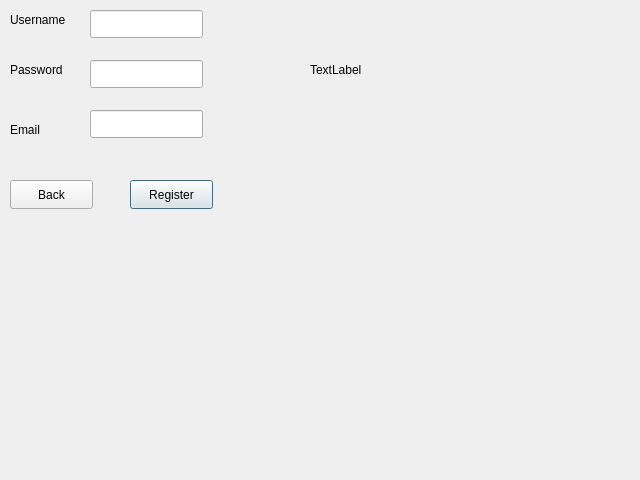
Old version of the form src/client/register.ui in the repository Eric-dot-png/Project-OOM.
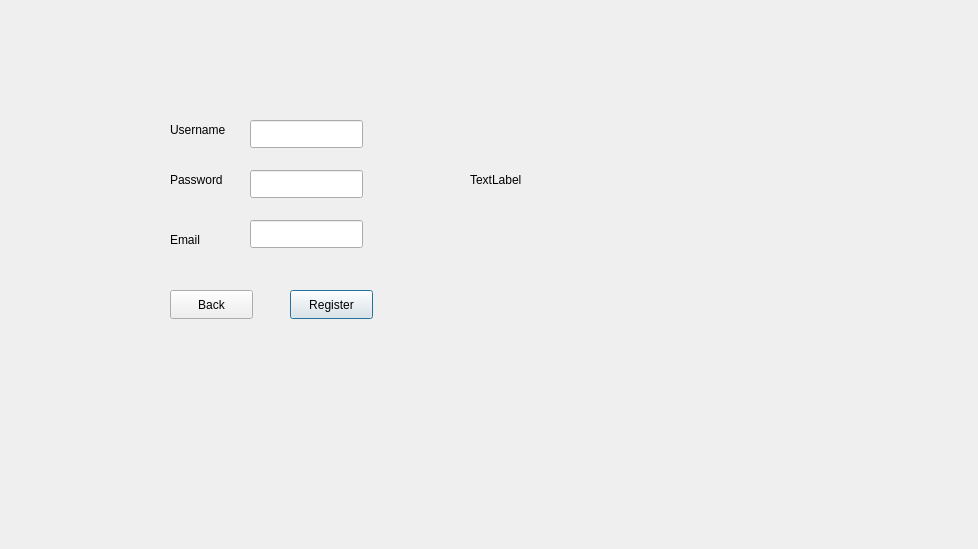
New version of the form.

What changed in the file:
```diff
--- a/src/client/register.ui
+++ b/src/client/register.ui
@@ -6,32 +6,50 @@
    <rect>
     <x>0</x>
     <y>0</y>
-    <width>640</width>
-    <height>480</height>
+    <width>978</width>
+    <height>549</height>
    </rect>
   </property>
+  <property name="sizePolicy">
+   <sizepolicy hsizetype="Expanding" vsizetype="Expanding">
+    <horstretch>0</horstretch>
+    <verstretch>0</verstretch>
+   </sizepolicy>
+  </property>
   <property name="windowTitle">
    <string>Form</string>
   </property>
   <widget class="QLineEdit" name="usrnameEdit">
    <property name="geometry">
     <rect>
-     <x>90</x>
-     <y>10</y>
+     <x>250</x>
+     <y>120</y>
      <width>113</width>
      <height>28</height>
     </rect>
    </property>
+   <property name="sizePolicy">
+    <sizepolicy hsizetype="Expanding" vsizetype="Expanding">
+     <horstretch>0</horstretch>
+     <verstretch>0</verstretch>
+    </sizepolicy>
+   </property>
   </widget>
   <widget class="QLineEdit" name="passwordEdit">
    <property name="geometry">
     <rect>
-     <x>90</x>
-     <y>60</y>
+     <x>250</x>
+     <y>170</y>
      <width>113</width>
      <height>28</height>
     </rect>
    </property>
+   <property name="sizePolicy">
+    <sizepolicy hsizetype="Expanding" vsizetype="Expanding">
+     <horstretch>0</horstretch>
+     <verstretch>0</verstretch>
+    </sizepolicy>
+   </property>
    <property name="echoMode">
     <enum>QLineEdit::EchoMode::Password</enum>
    </property>
@@ -39,22 +57,34 @@
   <widget class="QLineEdit" name="emailEdit">
    <property name="geometry">
     <rect>
-     <x>90</x>
-     <y>110</y>
+     <x>250</x>
+     <y>220</y>
      <width>113</width>
      <height>28</height>
     </rect>
    </property>
+   <property name="sizePolicy">
+    <sizepolicy hsizetype="Expanding" vsizetype="Expanding">
+     <horstretch>0</horstretch>
+     <verstretch>0</verstretch>
+    </sizepolicy>
+   </property>
   </widget>
   <widget class="QLabel" name="label">
    <property name="geometry">
     <rect>
-     <x>10</x>
-     <y>10</y>
+     <x>170</x>
+     <y>120</y>
      <width>71</width>
      <height>20</height>
     </rect>
    </property>
+   <property name="sizePolicy">
+    <sizepolicy hsizetype="Expanding" vsizetype="Expanding">
+     <horstretch>0</horstretch>
+     <verstretch>0</verstretch>
+    </sizepolicy>
+   </property>
    <property name="text">
     <string>Username</string>
    </property>
@@ -62,12 +92,18 @@
   <widget class="QLabel" name="label_2">
    <property name="geometry">
     <rect>
-     <x>10</x>
-     <y>60</y>
+     <x>170</x>
+     <y>170</y>
      <width>63</width>
      <height>20</height>
     </rect>
    </property>
+   <property name="sizePolicy">
+    <sizepolicy hsizetype="Expanding" vsizetype="Expanding">
+     <horstretch>0</horstretch>
+     <verstretch>0</verstretch>
+    </sizepolicy>
+   </property>
    <property name="text">
     <string>Password</string>
    </property>
@@ -75,12 +111,18 @@
   <widget class="QLabel" name="label_3">
    <property name="geometry">
     <rect>
-     <x>10</x>
-     <y>120</y>
+     <x>170</x>
+     <y>230</y>
      <width>63</width>
      <height>20</height>
     </rect>
    </property>
+   <property name="sizePolicy">
+    <sizepolicy hsizetype="Expanding" vsizetype="Expanding">
+     <horstretch>0</horstretch>
+     <verstretch>0</verstretch>
+    </sizepolicy>
+   </property>
    <property name="text">
     <string>Email</string>
    </property>
@@ -88,12 +130,18 @@
   <widget class="QLabel" name="label_4">
    <property name="geometry">
     <rect>
-     <x>310</x>
-     <y>60</y>
+     <x>470</x>
+     <y>170</y>
      <width>63</width>
      <height>20</height>
     </rect>
    </property>
+   <property name="sizePolicy">
+    <sizepolicy hsizetype="Expanding" vsizetype="Expanding">
+     <horstretch>0</horstretch>
+     <verstretch>0</verstretch>
+    </sizepolicy>
+   </property>
    <property name="text">
     <string>TextLabel</string>
    </property>
@@ -101,12 +149,18 @@
   <widget class="QPushButton" name="registerButton">
    <property name="geometry">
     <rect>
-     <x>130</x>
-     <y>180</y>
+     <x>290</x>
+     <y>290</y>
      <width>83</width>
      <height>29</height>
     </rect>
    </property>
+   <property name="sizePolicy">
+    <sizepolicy hsizetype="Expanding" vsizetype="Expanding">
+     <horstretch>0</horstretch>
+     <verstretch>0</verstretch>
+    </sizepolicy>
+   </property>
    <property name="text">
     <string>Register</string>
    </property>
@@ -117,12 +171,18 @@
   <widget class="QPushButton" name="backButton">
    <property name="geometry">
     <rect>
-     <x>10</x>
-     <y>180</y>
+     <x>170</x>
+     <y>290</y>
      <width>83</width>
      <height>29</height>
     </rect>
    </property>
+   <property name="sizePolicy">
+    <sizepolicy hsizetype="Expanding" vsizetype="Expanding">
+     <horstretch>0</horstretch>
+     <verstretch>0</verstretch>
+    </sizepolicy>
+   </property>
    <property name="text">
     <string>Back</string>
    </property>
```
Left out of the diff: 6 changed lines with no effect on the pictures.
